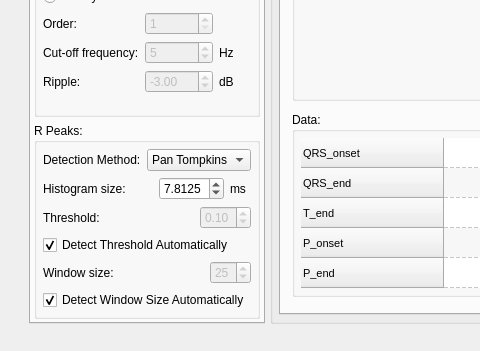
Before: the Qt Designer form ecganalyzer.ui in mateuszbaran/ECG-analyzer, drawn with Qt 5; both pictures show x 0 to 480 and y 266 to 617 of the 922 by 617 pixel window.
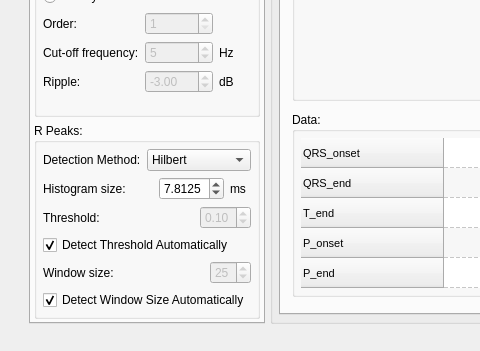
After: the same form once the commit is applied. The open tabs and pages were chosen to show the change. Icons and pictures are not drawn. Custom widgets are drawn as their Qt base class.

Commit message: Hilbert as default detection method

Diff of the .ui file:
```diff
--- a/ecganalyzer.ui
+++ b/ecganalyzer.ui
@@ -609,7 +609,7 @@
                    </property>
                    <item>
                     <property name="text">
-                     <string>Pan Tompkins</string>
+                           <string>Hilbert</string>
                     </property>
                    </item>
                    <item>
```
Left out of the diff: 2 changed lines with no effect on the pictures. Lines whose indentation alone changed are shown as unchanged. The commit also changes 3 other files.
